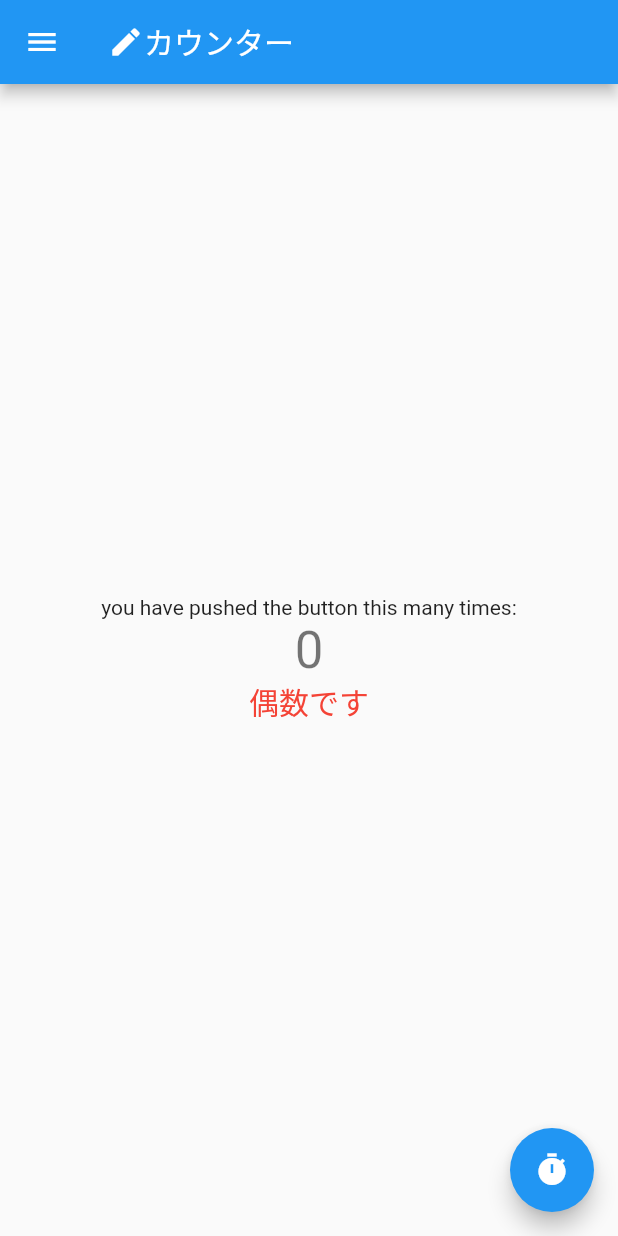
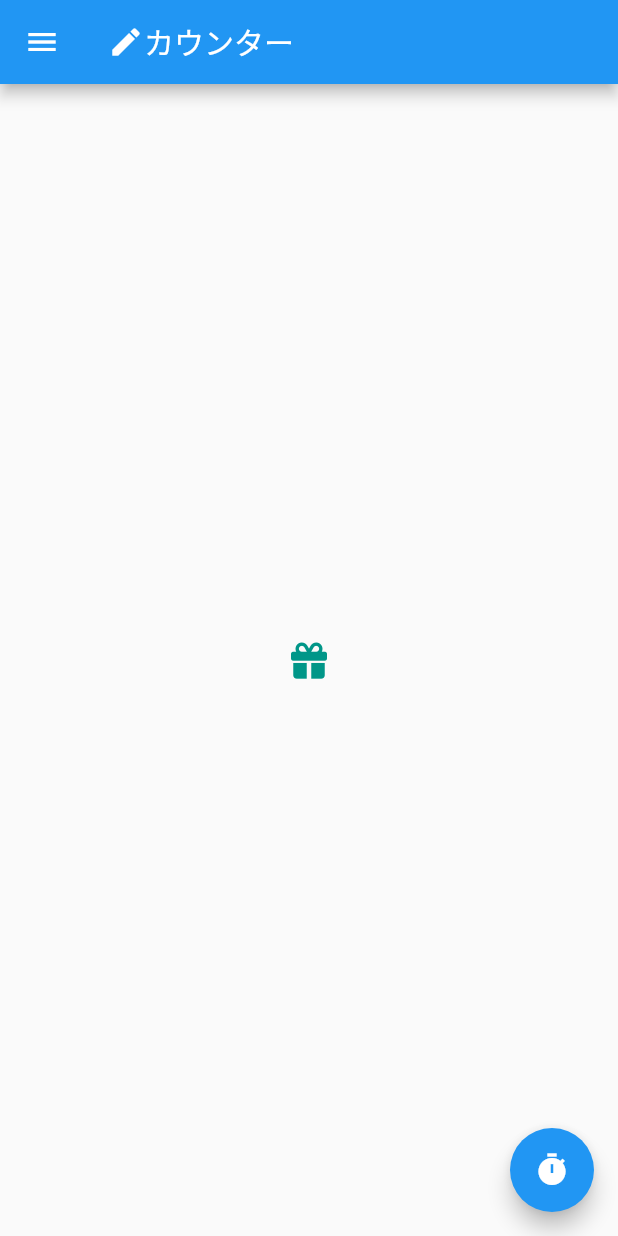
Before and after one commit to kyong0612/hello-flutter, a Flutter app: the screen it shows after launch, on a phone screen of 412 x 824 dp. Run offline on Flutter 3.47's test engine with Material 2 defaults, Android fonts, the phone set to English and light mode, and no system bars; our stand-ins replace font_awesome_flutter.

Commit message:
feat: package

```diff
--- a/helloworld/lib/main.dart
+++ b/helloworld/lib/main.dart
@@ -1,4 +1,5 @@
 import 'package:flutter/material.dart';
+import 'package:font_awesome_flutter/font_awesome_flutter.dart';
 
 void main() {
   runApp(const MyApp());
@@ -13,15 +14,6 @@ class MyApp extends StatelessWidget {
     return MaterialApp(
       title: 'Flutter Demo',
       theme: ThemeData(
-        // This is the theme of your application.
-        //
-        // Try running your application with "flutter run". You'll see the
-        // application has a blue toolbar. Then, without quitting the app, try
-        // changing the primarySwatch below to Colors.green and then invoke
-        // "hot reload" (press "r" in the console where you ran "flutter run",
-        // or simply save your changes to "hot reload" in a Flutter IDE).
-        // Notice that the counter didn't reset back to zero; the application
-        // is not restarted.
         primarySwatch: Colors.blue,
       ),
       home: const MyHomePage(title: 'Flutter Demo Home Page'),
@@ -31,15 +23,6 @@ class MyApp extends StatelessWidget {
 
 class MyHomePage extends StatefulWidget {
   const MyHomePage({super.key, required this.title});
-
-  // This widget is the home page of your application. It is stateful, meaning
-  // that it has a State object (defined below) that contains fields that affect
-  // how it looks.
-
-  // This class is the configuration for the state. It holds the values (in this
-  // case the title) provided by the parent (in this case the App widget) and
-  // used by the build method of the State. Fields in a Widget subclass are
-  // always marked "final".
 
   final String title;
 
@@ -53,11 +36,6 @@ class _MyHomePageState extends State<MyHomePage> {
 
   void _incrementCounter() {
     setState(() {
-      // This call to setState tells the Flutter framework that something has
-      // changed in this State, which causes it to rerun the build method below
-      // so that the display can reflect the updated values. If we changed
-      // _counter without calling setState(), then the build method would not be
-      // called again, and so nothing would appear to happen.
       _counter++;
       if (_counter % 2 == 0) {
         _type = '偶数';
@@ -78,25 +56,8 @@ class _MyHomePageState extends State<MyHomePage> {
           ],
         ),
       ),
-      body: Center(
-        child: Column(
-          mainAxisAlignment: MainAxisAlignment.center,
-          children: <Widget>[
-            const Text(
-              'you have pushed the button this many times:',
-            ),
-            Text(
-              '$_counter',
-              style: Theme.of(context).textTheme.headline4,
-            ),
-            if (_counter % 2 == 0)
-              const Text(
-                '偶数です',
-                style: TextStyle(fontSize: 20, color: Colors.red),
-              ),
-          ],
-        ),
-      ),
+      body:
+          const Center(child: Icon(FontAwesomeIcons.gift, color: Colors.teal)),
       floatingActionButton: FloatingActionButton(
         onPressed: _incrementCounter,
         child: const Icon(Icons.timer),
--- a/helloworld/pubspec.yaml
+++ b/helloworld/pubspec.yaml
@@ -30,6 +30,7 @@ environment:
 dependencies:
   flutter:
     sdk: flutter
+  font_awesome_flutter: ^10.3.0
 
 
   # The following adds the Cupertino Icons font to your application.
```
Also changed, not shown: helloworld/pubspec.lock.
